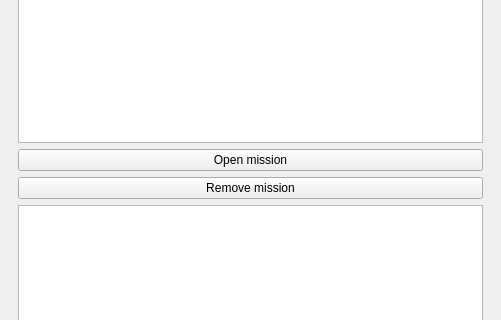
Qt form seabot_dockwidget_base.ui (ThomasLeMezo/seabot2-qgis) before a commit; both pictures show x 0 to 501 and y 277 to 597 of the 501 by 691 pixel window.
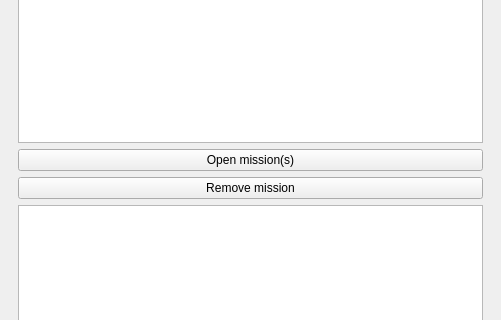
The same form after that commit. The open tabs and pages were chosen to show the change.

Commit message: * Improve UI (column size, labels)

Diff of the .ui file:
```diff
--- a/seabot_dockwidget_base.ui
+++ b/seabot_dockwidget_base.ui
@@ -655,7 +655,7 @@
            </sizepolicy>
           </property>
           <property name="text">
-           <string>Open mission</string>
+           <string>Open mission(s)</string>
           </property>
          </widget>
         </item>
```
The commit also changes 1 other file.
